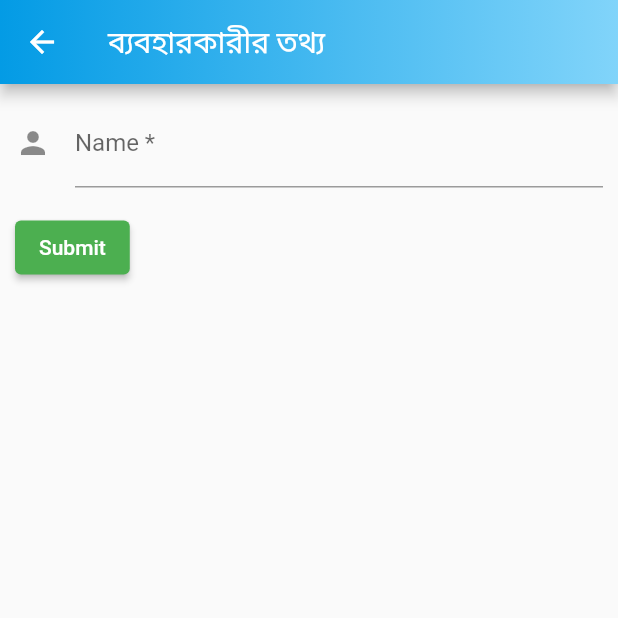
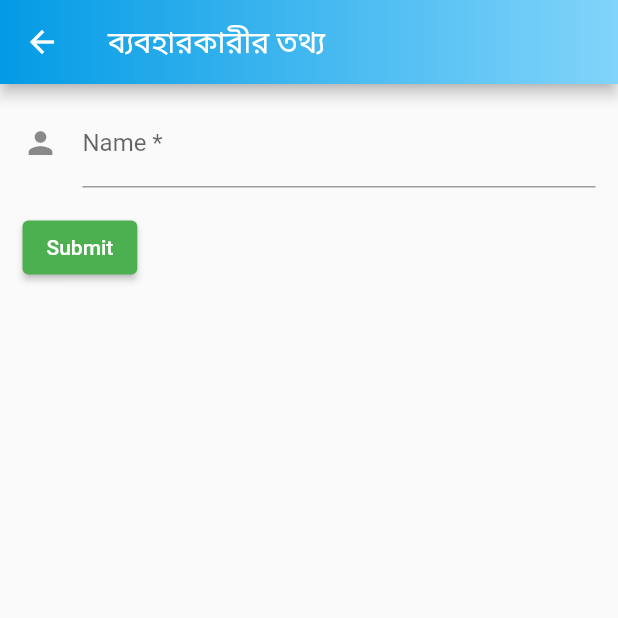
Before and after one commit to Azimul-Haque/diordnarabdnasjb, a Flutter app: the ProfileEditPage screen opened directly with empty values, on a phone screen of 412 x 824 dp, the top half of it. Run offline on Flutter 3.47's test engine with Material 2 defaults, Android fonts, the phone set to English and light mode, and no system bars; our stand-ins replace firebase_auth, firebase_core, pinput; missing offline and left inert: onesignal_flutter; accounts and stored records are empty.

Commit message:
Commit Thu 06/16/2022  2:22:03.22 27870

```diff
--- a/lib/profileedit.dart
+++ b/lib/profileedit.dart
@@ -32,7 +32,7 @@ class _ProfileEditPageState extends State<ProfileEditPage> {
       body: Column(
         children: [
           Container(
-            margin: EdgeInsets.only(top: 10, bottom: 10, left: 10, right: 10),
+            margin: EdgeInsets.only(top: 10, bottom: 10, left: 15, right: 15),
             child: Form(
               key: _formKey,
               child: Column(
```
